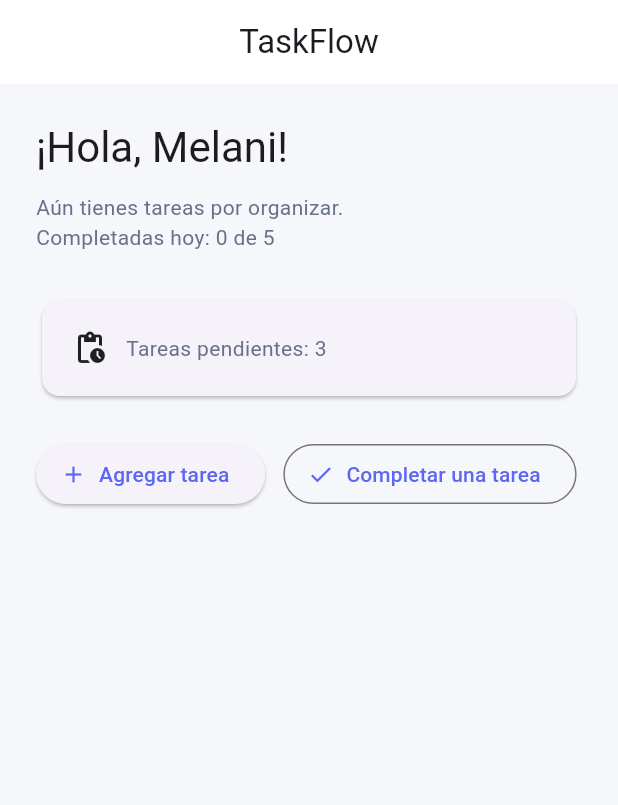
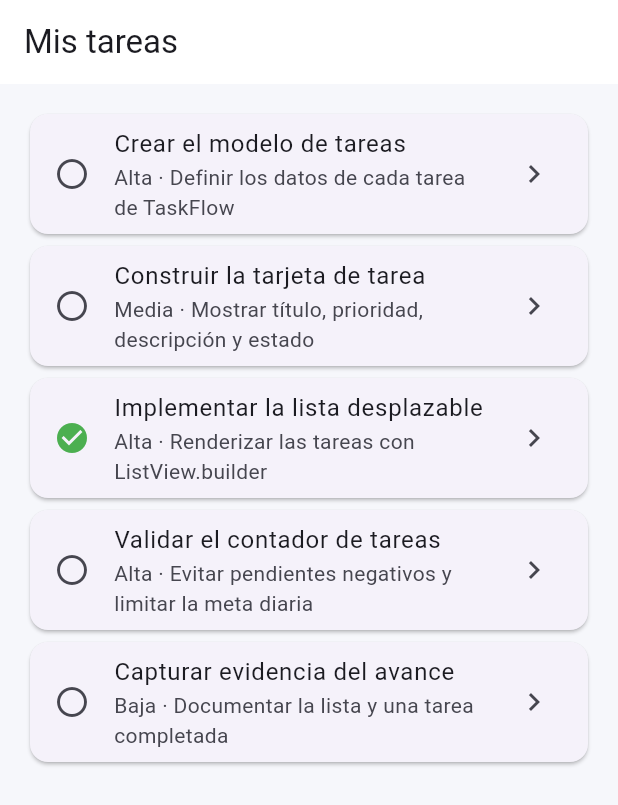
Before and after one commit to melana80/TaskFlow, a Flutter app: the screen it shows after launch, on a phone screen of 412 x 824 dp. Shown: the top 805 px of the screen. Run offline on Flutter 3.47's test engine with Material 3 defaults, Android fonts, the phone set to English and light mode, and no system bars.

Commit message:
feat: mostrar listado local de tareas
Co-authored-by: Copilot <223556219+Copilot@users.noreply.github.com>

```diff
--- a/lib/main.dart
+++ b/lib/main.dart
@@ -26,7 +26,101 @@ class TaskFlowApp extends StatelessWidget {
           bodyMedium: TextStyle(color: Color(0xFF69708A)),
         ),
       ),
-      home: const WelcomeScreen(),
+      home: const TaskListScreen(),
+    );
+  }
+}
+
+class Task {
+  const Task({
+    required this.id,
+    required this.title,
+    required this.description,
+    required this.priority,
+    required this.isCompleted,
+  });
+
+  final int id;
+  final String title;
+  final String description;
+  final String priority;
+  final bool isCompleted;
+}
+
+const demoTasks = [
+  Task(
+    id: 1,
+    title: 'Crear el modelo de tareas',
+    description: 'Definir los datos de cada tarea de TaskFlow',
+    priority: 'Alta',
+    isCompleted: false,
+  ),
+  Task(
+    id: 2,
+    title: 'Construir la tarjeta de tarea',
+    description: 'Mostrar título, prioridad, descripción y estado',
+    priority: 'Media',
+    isCompleted: false,
+  ),
+  Task(
+    id: 3,
+    title: 'Implementar la lista desplazable',
+    description: 'Renderizar las tareas con ListView.builder',
+    priority: 'Alta',
+    isCompleted: true,
+  ),
+  Task(
+    id: 4,
+    title: 'Validar el contador de tareas',
+    description: 'Evitar pendientes negativos y limitar la meta diaria',
+    priority: 'Alta',
+    isCompleted: false,
+  ),
+  Task(
+    id: 5,
+    title: 'Capturar evidencia del avance',
+    description: 'Documentar la lista y una tarea completada',
+    priority: 'Baja',
+    isCompleted: false,
+  ),
+];
+
+class TaskCard extends StatelessWidget {
+  const TaskCard({super.key, required this.task});
+
+  final Task task;
+
+  @override
+  Widget build(BuildContext context) {
+    return Card(
+      child: ListTile(
+        leading: Icon(
+          task.isCompleted ? Icons.check_circle : Icons.radio_button_unchecked,
+          color: task.isCompleted ? Colors.green : null,
+        ),
+        title: Text(task.title),
+        subtitle: Text('${task.priority} · ${task.description}'),
+        trailing: const Icon(Icons.chevron_right),
+      ),
+    );
+  }
+}
+
+class TaskListScreen extends StatelessWidget {
+  const TaskListScreen({super.key});
+
+  @override
+  Widget build(BuildContext context) {
+    return Scaffold(
+      appBar: AppBar(title: const Text('Mis tareas')),
+      body: ListView.builder(
+        padding: const EdgeInsets.all(16),
+        itemCount: demoTasks.length,
+        itemBuilder: (context, index) {
+          final task = demoTasks[index];
+          return TaskCard(task: task);
+        },
+      ),
     );
   }
 }
```
